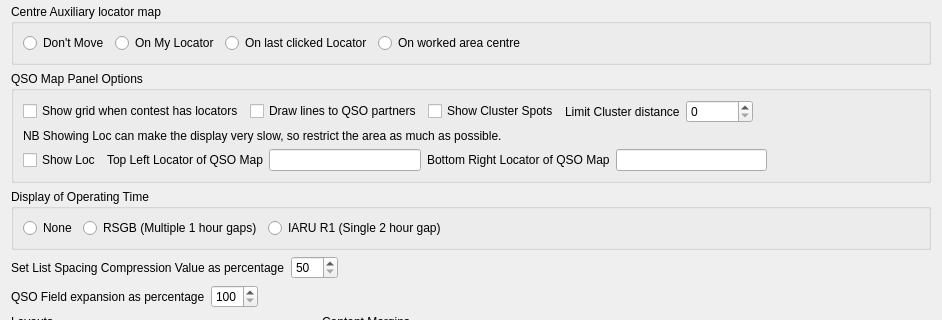
The window that mqt/MqtLogger/DisplayOptions.ui (Rsclub22/Minos2-Mirror) describes before a commit, drawn with Qt 5; both pictures show x 0 to 942 and y 195 to 515 of the 942 by 743 pixel window.
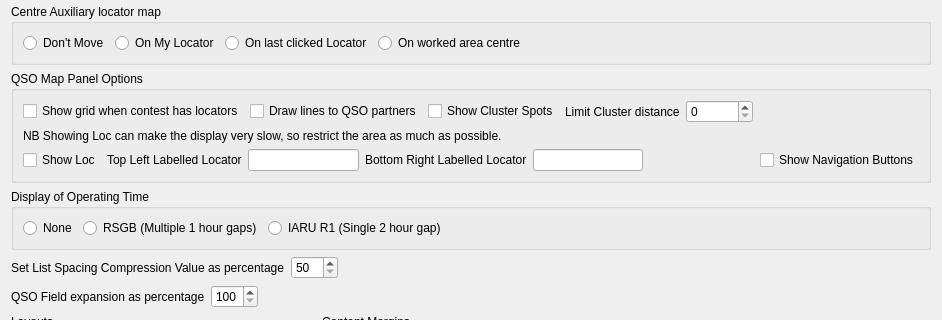
The same window after the commit.

Commit message: QSO Map navigation buttons

```diff
--- a/mqt/MqtLogger/DisplayOptions.ui
+++ b/mqt/MqtLogger/DisplayOptions.ui
@@ -348,7 +348,7 @@
         <item>
          <widget class="QLabel" name="label_3">
           <property name="text">
-           <string>Top Left Locator of QSO Map</string>
+           <string>Top Left Labelled Locator</string>
           </property>
          </widget>
         </item>
@@ -358,7 +358,7 @@
         <item>
          <widget class="QLabel" name="label_7">
           <property name="text">
-           <string>Bottom Right Locator of QSO Map</string>
+           <string>Bottom Right Labelled Locator</string>
           </property>
          </widget>
         </item>
@@ -378,6 +378,13 @@
           </property>
          </spacer>
         </item>
+        <item>
+         <widget class="QCheckBox" name="QSOMapShowNav">
+          <property name="text">
+           <string>Show Navigation Buttons</string>
+          </property>
+         </widget>
+        </item>
        </layout>
       </item>
      </layout>
```
Left out of the diff: 2 changed lines with no effect on the pictures. The commit also changes 14 other files.
